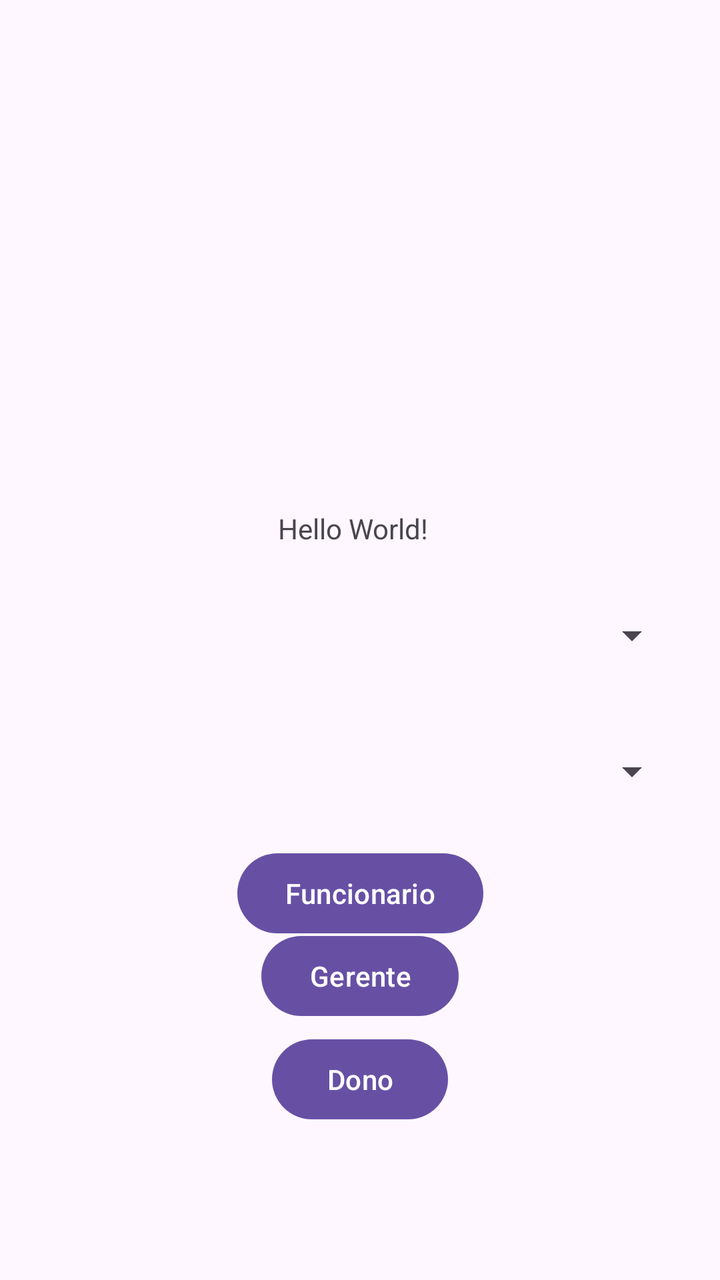
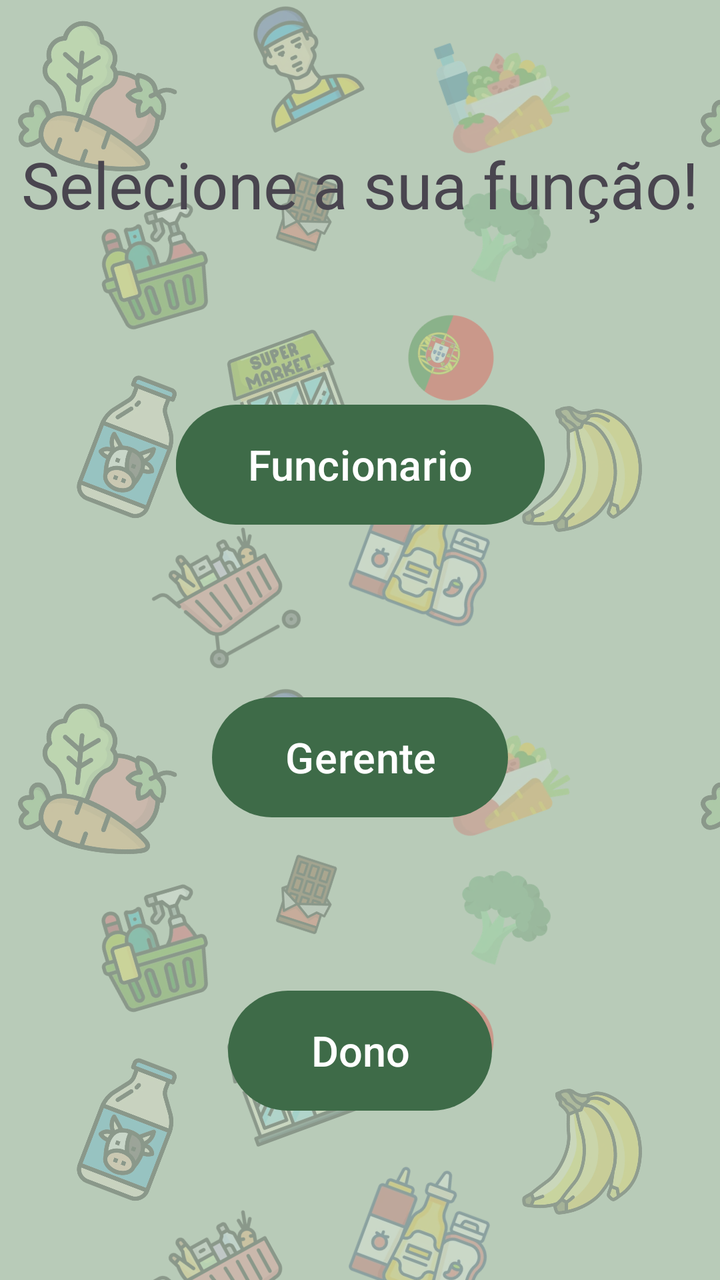

Compare the two renders of this Android layout. The source of the first and the diff that turns it into the second are given below.
<!-- AndroidManifest.xml: application theme Theme.ProjectDroid_1220893_1241190 -->
<!-- res/layout/activity_main.xml -->
<?xml version="1.0" encoding="utf-8"?>
<androidx.constraintlayout.widget.ConstraintLayout
    xmlns:android="http://schemas.android.com/apk/res/android"

    xmlns:app="http://schemas.android.com/apk/res-auto"
    xmlns:tools="http://schemas.android.com/tools"
    android:id="@+id/main"
    android:layout_width="match_parent"
    android:layout_height="match_parent"
    tools:context=".MainActivity">


    <TextView
        android:id="@+id/textView"
        android:layout_width="wrap_content"
        android:layout_height="wrap_content"
        android:text="Hello World!"
        app:layout_constraintBottom_toBottomOf="parent"
        app:layout_constraintEnd_toEndOf="parent"
        app:layout_constraintHorizontal_bias="0.488"
        app:layout_constraintStart_toStartOf="parent"
        app:layout_constraintTop_toTopOf="parent"
        app:layout_constraintVertical_bias="0.41" />

    <Spinner
        android:id="@+id/spinnerTipo"
        android:layout_width="0dp"
        android:layout_height="wrap_content"
        android:layout_margin="20dp"
        android:layout_marginTop="40dp"
        android:minHeight="48dp"
        app:layout_constraintEnd_toEndOf="parent"
        app:layout_constraintStart_toStartOf="parent"
        app:layout_constraintTop_toBottomOf="@id/textView" />

    <Spinner
        android:id="@+id/spinnerProduto"
        android:layout_width="0dp"
        android:layout_height="wrap_content"
        android:layout_margin="20dp"
        android:layout_marginTop="56dp"
        android:minHeight="48dp"
        app:layout_constraintEnd_toEndOf="parent"
        app:layout_constraintStart_toStartOf="parent"
        app:layout_constraintTop_toBottomOf="@id/spinnerTipo" />


    <Button
        android:id="@+id/goFuncionario"
        android:layout_width="wrap_content"
        android:layout_height="wrap_content"
        android:text="Funcionario"
        app:layout_constraintBottom_toBottomOf="parent"
        app:layout_constraintEnd_toEndOf="parent"
        app:layout_constraintStart_toStartOf="parent"
        app:layout_constraintTop_toTopOf="parent"
        app:layout_constraintVertical_bias="0.714" />

    <Button
        android:id="@+id/goGerente"
        android:layout_width="wrap_content"
        android:layout_height="wrap_content"
        android:text="Gerente"
        app:layout_constraintBottom_toBottomOf="parent"
        app:layout_constraintEnd_toEndOf="parent"
        app:layout_constraintStart_toStartOf="parent"
        app:layout_constraintTop_toTopOf="parent"
        app:layout_constraintVertical_bias="0.784" />

    <Button
        android:id="@+id/goDono"
        android:layout_width="wrap_content"
        android:layout_height="wrap_content"
        android:text="Dono"
        app:layout_constraintBottom_toBottomOf="parent"
        app:layout_constraintEnd_toEndOf="parent"
        app:layout_constraintStart_toStartOf="parent"
        app:layout_constraintTop_toTopOf="parent"
        app:layout_constraintVertical_bias="0.871" />


</androidx.constraintlayout.widget.ConstraintLayout>
<!-- resources referenced by this layout -->
<resources>
  <style name="Theme.ProjectDroid_1220893_1241190" parent="Base.Theme.ProjectDroid_1220893_1241190" />
  <style name="Base.Theme.ProjectDroid_1220893_1241190" parent="Theme.Material3.DayNight.NoActionBar">
          
          
      </style>
</resources>

<!-- the commit's change to res/layout/activity_main.xml (unified diff, before → after) -->
@@ -10,73 +10,61 @@
     tools:context=".MainActivity">
 
 
-    <TextView
-        android:id="@+id/textView"
-        android:layout_width="wrap_content"
-        android:layout_height="wrap_content"
-        android:text="Hello World!"
-        app:layout_constraintBottom_toBottomOf="parent"
-        app:layout_constraintEnd_toEndOf="parent"
-        app:layout_constraintHorizontal_bias="0.488"
-        app:layout_constraintStart_toStartOf="parent"
-        app:layout_constraintTop_toTopOf="parent"
-        app:layout_constraintVertical_bias="0.41" />
-
-    <Spinner
-        android:id="@+id/spinnerTipo"
-        android:layout_width="0dp"
-        android:layout_height="wrap_content"
-        android:layout_margin="20dp"
-        android:layout_marginTop="40dp"
-        android:minHeight="48dp"
-        app:layout_constraintEnd_toEndOf="parent"
-        app:layout_constraintStart_toStartOf="parent"
-        app:layout_constraintTop_toBottomOf="@id/textView" />
-
-    <Spinner
-        android:id="@+id/spinnerProduto"
-        android:layout_width="0dp"
-        android:layout_height="wrap_content"
-        android:layout_margin="20dp"
-        android:layout_marginTop="56dp"
-        android:minHeight="48dp"
-        app:layout_constraintEnd_toEndOf="parent"
-        app:layout_constraintStart_toStartOf="parent"
-        app:layout_constraintTop_toBottomOf="@id/spinnerTipo" />
-
-
     <Button
         android:id="@+id/goFuncionario"
         android:layout_width="wrap_content"
         android:layout_height="wrap_content"
+        android:layout_marginTop="16dp"
+        android:layout_marginBottom="16dp"
+        android:scaleX="1.5"
+        android:scaleY="1.5"
         android:text="Funcionario"
-        app:layout_constraintBottom_toBottomOf="parent"
+        app:layout_constraintBottom_toTopOf="@+id/goGerente"
         app:layout_constraintEnd_toEndOf="parent"
         app:layout_constraintStart_toStartOf="parent"
-        app:layout_constraintTop_toTopOf="parent"
-        app:layout_constraintVertical_bias="0.714" />
+        app:layout_constraintTop_toBottomOf="@+id/textView" />
 
     <Button
         android:id="@+id/goGerente"
         android:layout_width="wrap_content"
         android:layout_height="wrap_content"
+        android:layout_marginTop="16dp"
+        android:layout_marginBottom="16dp"
+        android:scaleX="1.5"
+        android:scaleY="1.5"
         android:text="Gerente"
-        app:layout_constraintBottom_toBottomOf="parent"
+        app:layout_constraintBottom_toTopOf="@+id/goDono"
         app:layout_constraintEnd_toEndOf="parent"
         app:layout_constraintStart_toStartOf="parent"
-        app:layout_constraintTop_toTopOf="parent"
-        app:layout_constraintVertical_bias="0.784" />
+        app:layout_constraintTop_toBottomOf="@+id/goFuncionario" />
 
     <Button
         android:id="@+id/goDono"
         android:layout_width="wrap_content"
         android:layout_height="wrap_content"
+        android:layout_marginTop="16dp"
+        android:layout_marginBottom="24dp"
+        android:scaleX="1.5"
+        android:scaleY="1.5"
         android:text="Dono"
         app:layout_constraintBottom_toBottomOf="parent"
         app:layout_constraintEnd_toEndOf="parent"
         app:layout_constraintStart_toStartOf="parent"
-        app:layout_constraintTop_toTopOf="parent"
-        app:layout_constraintVertical_bias="0.871" />
+        app:layout_constraintTop_toBottomOf="@+id/goGerente" />
+
+    <TextView
+        android:id="@+id/textView"
+        android:layout_width="wrap_content"
+        android:layout_height="wrap_content"
+        android:layout_marginTop="16dp"
+        android:layout_marginBottom="24dp"
+        android:scaleX="2.3"
+        android:scaleY="2.3"
+        android:text="Selecione a sua função!"
+        app:layout_constraintBottom_toTopOf="@+id/goFuncionario"
+        app:layout_constraintEnd_toEndOf="parent"
+        app:layout_constraintStart_toStartOf="parent"
+        app:layout_constraintTop_toTopOf="parent" />
 
 
 </androidx.constraintlayout.widget.ConstraintLayout>
<!-- resource entries referenced after the edit -->
@@ -3,7 +3,40 @@
   <style name="Theme.ProjectDroid_1220893_1241190" parent="Base.Theme.ProjectDroid_1220893_1241190" />
   <style name="Base.Theme.ProjectDroid_1220893_1241190" parent="Theme.Material3.DayNight.NoActionBar">
           
+          <item name="android:windowBackground">@drawable/fundo_supermercado</item>
+  
           
+          <item name="colorPrimary">@color/verde_botao</item>
+          <item name="colorOnPrimary">@color/white</item>
+          <item name="colorPrimaryContainer">@color/verde_botao</item>
+  
+          
+          <item name="editTextStyle">@style/fundoElementosLayout</item>
+          <item name="spinnerStyle">@style/fundoElementosLayout</item>
+  
+  
+  
       </style>
+  <!-- drawable fundo_supermercado (drawable) -->
+  <?xml version="1.0" encoding="utf-8"?>
+  <bitmap xmlns:android="http://schemas.android.com/apk/res/android"
+      android:src="@drawable/padrao_fundo"
+      android:tileMode="repeat" />
+  <color name="verde_botao">#3E6B48</color>
+  <color name="white">#FFFFFFFF</color>
+  <style name="fundoElementosLayout" parent="Widget.AppCompat.EditText">
+          <item name="android:background">@drawable/fundo_edittext</item>
+          <item name="android:padding">12dp</item>
+          <item name="android:textColor">#222222</item>
+          <item name="android:textColorHint">#6B6B6B</item>
+      </style>
+  <!-- drawable padrao_fundo: png bitmap (drawable-nodpi, 387805 bytes) -->
+  <!-- drawable fundo_edittext (drawable) -->
+  <?xml version="1.0" encoding="utf-8"?>
+  <shape xmlns:android="http://schemas.android.com/apk/res/android"
+      android:shape="rectangle">
+      <solid android:color="#BCFFFFFF" />
+      <corners android:radius="12dp" />
+  </shape>
 </resources>
 
